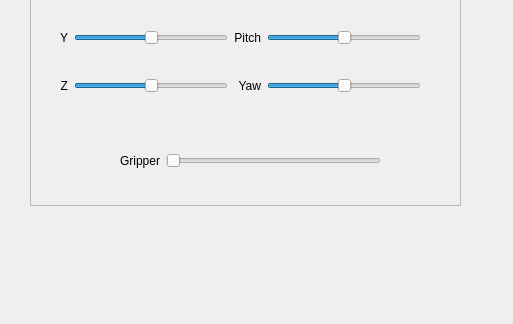
Above: libs/rqt_armcontrol/resource/rqt_armcontrol.ui from ORTHOPUS-EXPLORER/explorer_stack before the change; both pictures show x 0 to 513 and y 235 to 559 of the 643 by 559 pixel window. Below: the same form after it.
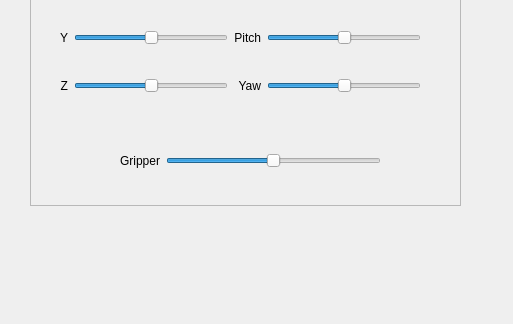
That is the form after the change.

The edit to the form file:
```diff
--- a/libs/rqt_armcontrol/resource/rqt_armcontrol.ui
+++ b/libs/rqt_armcontrol/resource/rqt_armcontrol.ui
@@ -268,10 +268,10 @@
      <item>
       <widget class="QSlider" name="gripper">
        <property name="minimum">
-        <number>0</number>
+        <number>-500</number>
        </property>
        <property name="maximum">
-        <number>1050</number>
+        <number>500</number>
        </property>
        <property name="sliderPosition">
         <number>0</number>
```
